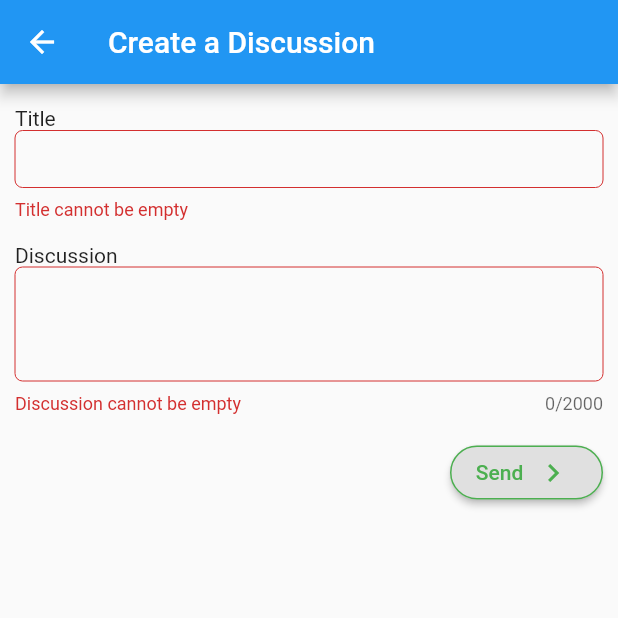
After one commit to zingwena/globtorch, a Flutter app: the AddDiscussion screen opened directly, after a tap on "Send", on a phone screen of 412 x 824 dp, the top half of it. The commit adds this screen. Run offline on Flutter 3.47's test engine with Material 2 defaults, Android fonts, the phone set to English and light mode, and no system bars; our stand-ins replace animated_text_kit, curved_navigation_bar, file_picker, flutter_html, permission_handler, shared_preferences and 1 more; missing offline and left inert: flutter_downloader, flutter_plugin_pdf_viewer, link; accounts and stored records are empty.

Commit message:
creating and discussion and its comments

```diff
--- a/lib/userScreens/courses/listcoursesubjects.dart
+++ b/lib/userScreens/courses/listcoursesubjects.dart
@@ -149,9 +149,9 @@ class ListSubjects extends StatelessWidget {
                                         MaterialPageRoute(
                                             builder: (BuildContext context) =>
                                                 Discussions(
-                                                  subname: subjectname,
-                                                  discussionlist: disclist,
-                                                )));
+                                                    subname: subjectname,
+                                                    discussionlist: disclist,
+                                                    idsub: subId)));
                                   },
                                   autofocus: true,
                                   color: Colors.green,
--- /dev/null
+++ b/lib/userScreens/creatediscussion.dart
@@ -0,0 +1,191 @@
+import 'dart:convert';
+import 'package:flutter/material.dart';
+import 'package:shared_preferences/shared_preferences.dart';
+import 'package:http/http.dart' as http;
+
+class AddDiscussion extends StatefulWidget {
+  const AddDiscussion({Key key, this.subjectId, this.sbname, this.disclist})
+      : super(key: key);
+
+  @override
+  _AddDiscussionState createState() => _AddDiscussionState(
+      subId: subjectId, subjectname: sbname, discusionlist: disclist);
+  final int subjectId;
+  final String sbname;
+  final List disclist;
+}
+
+class _AddDiscussionState extends State<AddDiscussion> {
+  final int subId;
+  final List discusionlist;
+  final String subjectname;
+  TextEditingController titleController = TextEditingController();
+  TextEditingController discussionController = TextEditingController();
+
+  _AddDiscussionState({this.discusionlist, this.subjectname, this.subId});
+  final _formKey = GlobalKey<FormState>();
+  final _scaffoldKey = GlobalKey<ScaffoldState>();
+
+  @override
+  Widget build(BuildContext context) {
+    return Scaffold(
+      key: _scaffoldKey,
+      appBar: AppBar(
+        title: Text("Create a Discussion"),
+      ),
+      body: Form(
+        key: _formKey,
+        child: ListView(
+          children: <Widget>[
+            Padding(
+              padding: EdgeInsets.only(top: 15.0, left: 10.0, right: 10.0),
+              child: Column(
+                children: [
+                  Align(
+                    alignment: Alignment.centerLeft,
+                    child: Container(
+                      child: Text(
+                        "Title",
+                      ),
+                    ),
+                  ),
+                  TextFormField(
+                    validator: (value) {
+                      if (value.isEmpty) {
+                        return 'Title cannot be empty';
+                      }
+                      return null;
+                    },
+                    maxLines: 2,
+                    keyboardType: TextInputType.multiline,
+                    controller: titleController,
+                    decoration: InputDecoration.collapsed(
+                        border: OutlineInputBorder(
+                            borderRadius: BorderRadius.circular(5.0)),
+                        hintText: null),
+                  ),
+                ],
+              ),
+            ),
+
+            // Third Element
+            Padding(
+              padding: EdgeInsets.only(top: 15.0, left: 10.0, right: 10.0),
+              child: Column(
+                children: [
+                  Align(
+                    alignment: Alignment.centerLeft,
+                    child: Container(
+                      child: Text(
+                        "Discussion",
+                      ),
+                    ),
+                  ),
+                  TextFormField(
+                    validator: (value) {
+                      if (value.isEmpty) {
+                        return 'Discussion cannot be empty';
+                      }
+                      return null;
+                    },
+                    maxLines: 4,
+                    keyboardType: TextInputType.multiline,
+                    maxLength: 2000,
+                    controller: discussionController,
+                    decoration: InputDecoration.collapsed(
+                        border: OutlineInputBorder(
+                            borderRadius: BorderRadius.circular(5.0)),
+                        hintText: null),
+                  ),
+                ],
+              ),
+            ),
+            Padding(
+              padding: EdgeInsets.only(top: 15.0, left: 300.0, right: 10.0),
+              child: RaisedButton.icon(
+                onPressed: () async {
+                  if (_formKey.currentState.validate()) {
+                    String title = titleController.text;
+                    String discussion = discussionController.text;
+                    SharedPreferences prefs =
+                        await SharedPreferences.getInstance();
+                    var token = prefs.getString('api_token');
+                    final url =
+                        "https://globtorch.com/api/subjects/$subId/discussions?api_token=$token";
+                    http.Response response = await http.post(url,
+                        headers: {"Accept": "application/json"},
+                        body: {'title': title, 'body': discussion});
+                    var json = jsonDecode(response.body);
+                    // print(json);
+                    if (response.statusCode == 200) {
+                      _formKey.currentState.reset();
+                      Navigator.of(context).pop();
+                      showDialog(
+                        context: context,
+                        builder: (BuildContext context) {
+                          return AlertDialog(
+                            title: new Text(
+                              json['message'],
+                              style: TextStyle(color: Colors.green),
+                            ),
+                            actions: <Widget>[
+                              FlatButton(
+                                child: new Text("OK"),
+                                onPressed: () {
+                                  Navigator.of(context).pop();
+                                },
+                              ),
+                            ],
+                          );
+                        },
+                      );
+                    } else {
+                      showDialog(
+                        context: context,
+                        builder: (BuildContext context) {
+                          return AlertDialog(
+                            title: new Text(
+                              "Failed to create a discussion",
+                              style: TextStyle(color: Colors.red),
+                            ),
+                            actions: <Widget>[
+                              FlatButton(
+                                child: new Text("OK"),
+                                onPressed: () {
+                                  Navigator.of(context).pop();
+                                },
+                              ),
+                            ],
+                          );
+                        },
+                      );
+                    }
+                    /*  _scaffoldKey.currentState.showSnackBar(new SnackBar(
+                        content: new Text(
+                      'Successifully add a discussion!',
+                      style: TextStyle(color: Colors.green),
+                    )));
+                     Navigator.push(
+                        (context),
+                         MaterialPageRoute(
+                             builder: (BuildContext context) => Discussions(
+                                subname: subjectname,
+                                discussionlist: discusionlist,
+                                idsub: subId)));
+                                */
+                  }
+                },
+                textColor: Colors.green,
+                label: Icon(Icons.navigate_next),
+                icon: Text("Send"),
+                shape: RoundedRectangleBorder(
+                    borderRadius: BorderRadius.circular(18.0),
+                    side: BorderSide(color: Colors.green)),
+              ),
+            ),
+          ],
+        ),
+      ),
+    );
+  }
+}
```
Also changed, not shown: lib/userScreens/createcomment.dart (added, +134 -0 lines), lib/userScreens/discussiondetails.dart (+33 -5 lines), lib/userScreens/discussions.dart (+29 -10 lines), lib/userScreens/loginpage.dart (+93 -93 lines).
